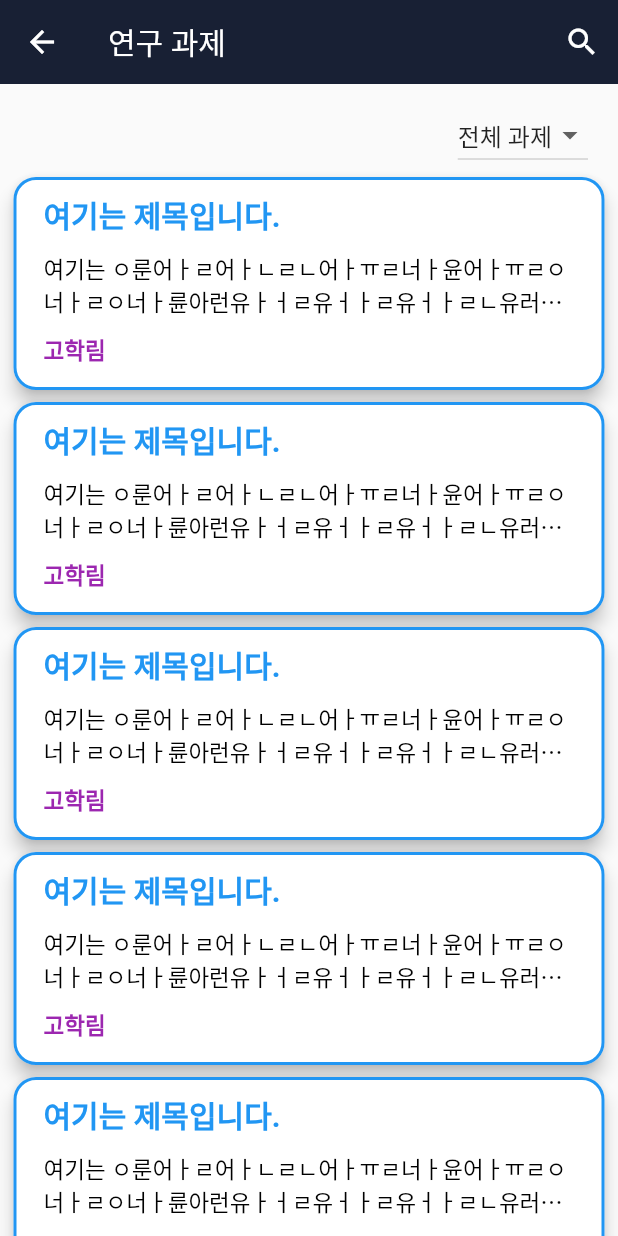
After one commit to Deuk-Hoi/Hoseo_OceanIT_Renewal-Flutter, a Flutter app: the ResearchField screen opened directly, on a phone screen of 412 x 824 dp. The commit adds this screen. Run offline on Flutter 3.47's test engine with Material 2 defaults, Android fonts, the phone set to English and light mode, and no system bars; missing offline and left inert: marquee_widget; network calls fail.

Commit message:
Add research_field list part

```diff
--- a/lib/main.dart
+++ b/lib/main.dart
@@ -1,5 +1,6 @@
 import 'package:flutter/material.dart';
 import 'package:hoseo_oceanit2/login.dart';
+import 'package:hoseo_oceanit2/research_field.dart';
 import 'package:marquee_widget/marquee_widget.dart';
 import 'package:flutter/services.dart';
 //import 'package:carousel_slider/carousel_slider.dart';
@@ -172,7 +173,10 @@ class _MainPageState extends State<MainPage> {
                 child: InkWell(
                   splashColor: Colors.blue.withAlpha(60),
                   onTap: () {
-                    print("연구과제");
+                    Navigator.push(
+                        context,
+                        MaterialPageRoute(
+                            builder: (context) => ResearchField()));
                   },
                   child: Column(
                     children: [
--- /dev/null
+++ b/lib/research_field.dart
@@ -0,0 +1,156 @@
+import 'package:flutter/material.dart';
+
+class ResearchField extends StatefulWidget {
+  @override
+  _ResearchFieldState createState() => _ResearchFieldState();
+}
+
+class _ResearchFieldState extends State<ResearchField> {
+  final _valueList = ['전체 과제', '진행 과제', '완료 과제'];
+  var _seletedValue = "전체 과제";
+  @override
+  Widget build(BuildContext context) {
+    return Scaffold(
+      appBar: AppBar(
+        title: Text("연구 과제"),
+        actions: <Widget>[
+          IconButton(
+              icon: Icon(Icons.search),
+              onPressed: () {
+                showSearch(context: context, delegate: DataSearch());
+              })
+        ],
+        elevation: 0.0,
+      ),
+      body: SingleChildScrollView(
+          child: Column(
+        children: [
+          Container(
+            alignment: Alignment.topRight,
+            margin: EdgeInsets.only(top: 10.0, right: 20.0),
+            child: DropdownButton(
+                value: _seletedValue,
+                items: _valueList
+                    .map((value) => DropdownMenuItem(
+                          value: value,
+                          child: Text(value),
+                        ))
+                    .toList(),
+                onChanged: (value) => setState(() => _seletedValue = value)),
+          ),
+          researchCard(),
+          researchCard(),
+          researchCard(),
+          researchCard(),
+          researchCard(),
+          researchCard()
+        ],
+      )),
+    );
+  }
+}
+
+Widget researchCard() {
+  return Container(
+    margin: EdgeInsets.symmetric(horizontal: 5.0),
+    width: double.infinity,
+    height: 150.0,
+    child: Card(
+      elevation: 5.0,
+      shape: RoundedRectangleBorder(
+          borderRadius: BorderRadius.circular(15.0),
+          side: BorderSide(color: Colors.blue, width: 2.0)),
+      child: Container(
+        padding: EdgeInsets.symmetric(vertical: 10.0, horizontal: 20.0),
+        child: Column(
+          mainAxisAlignment: MainAxisAlignment.start,
+          crossAxisAlignment: CrossAxisAlignment.start,
+          children: [
+            Container(
+              child: Text("여기는 제목입니다.",
+                  style: TextStyle(
+                    color: Colors.blue,
+                    fontSize: 20.0,
+                    fontWeight: FontWeight.bold,
+                  )),
+            ),
+            Container(
+              margin: EdgeInsets.symmetric(vertical: 10.0),
+              child: Text(
+                "여기는 ㅇ룬어ㅏㄹ어ㅏㄴㄹㄴ어ㅏㅠㄹ너ㅏ윤어ㅏㅠㄹㅇ너ㅏㄹㅇ너ㅏ륜아런유ㅏㅓㄹ유ㅓㅏㄹ유ㅓㅏㄹㄴ유러ㅏㄴ율어ㅏ뉼ㄴ어ㅏㅠㄹㄴ어ㅏㅠㄹㄴ어ㅏㅠㄹㄴ어ㅏㅠㄴ어ㅏㄹㄴ유ㅓㅏㄹㄴ유ㅏㄴ유란유ㅏ어뉴러ㅏㄴ율ㄴ어ㅏㅠㄴ어ㅏㅠ허ㅏㄴ러ㅏㄴ율ㄴ어ㅏㅠㄹㄴ어ㅏㄹ.",
+                style: TextStyle(
+                  color: Colors.black,
+                  fontSize: 15.0,
+                ),
+                maxLines: 2,
+                overflow: TextOverflow.ellipsis,
+              ),
+            ),
+            Container(
+              child: Text(
+                "고학림",
+                style: TextStyle(
+                    color: Colors.purple,
+                    fontSize: 15.0,
+                    fontWeight: FontWeight.bold),
+              ),
+            ),
+          ],
+        ),
+      ),
+    ),
+  );
+}
+
+class DataSearch extends SearchDelegate<String> {
+  final recentSearch = ["apple", "banana"];
+  final searchList = ["apple", "banana", "pineapple"];
+  var clickList = "";
+  @override
+  List<Widget> buildActions(BuildContext context) {
+    return [IconButton(icon: Icon(Icons.clear), onPressed: () {})];
+  }
+
+  @override
+  Widget buildLeading(BuildContext context) {
+    return IconButton(
+        icon: AnimatedIcon(
+            icon: AnimatedIcons.menu_arrow, progress: transitionAnimation),
+        onPressed: () => close(context, null));
+  }
+
+  @override
+  Widget buildResults(BuildContext context) {
+    query = clickList; //쿼리를 완성해서 보여준다
+    return Container(
+      child: Text(clickList), //리스트에서 원하는 제목을 불러온다.
+    );
+  }
+
+  @override
+  Widget buildSuggestions(BuildContext context) {
+    final suggestionList = query.isEmpty
+        ? recentSearch
+        : searchList.where((element) => element.startsWith(query)).toList();
+    return ListView.builder(
+      itemBuilder: (context, index) => ListTile(
+        onTap: () {
+          clickList = suggestionList[index];
+          showResults(context);
+        }, //결과 화면
+        title: RichText(
+          text: TextSpan(
+              text: suggestionList[index].substring(0, query.length),
+              style:
+                  TextStyle(color: Colors.black, fontWeight: FontWeight.bold),
+              children: [
+                TextSpan(
+                    text: suggestionList[index].substring(query.length),
+                    style: TextStyle(color: Colors.grey))
+              ]),
+        ),
+      ),
+      itemCount: suggestionList.length,
+    );
+  }
+}
```
